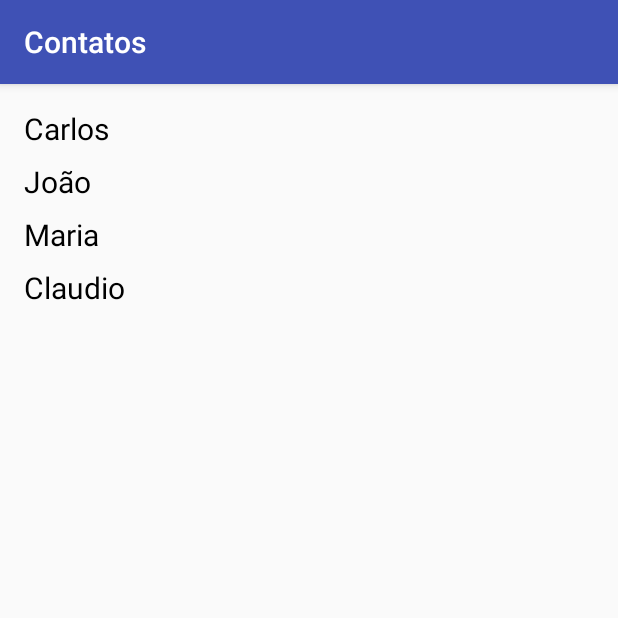
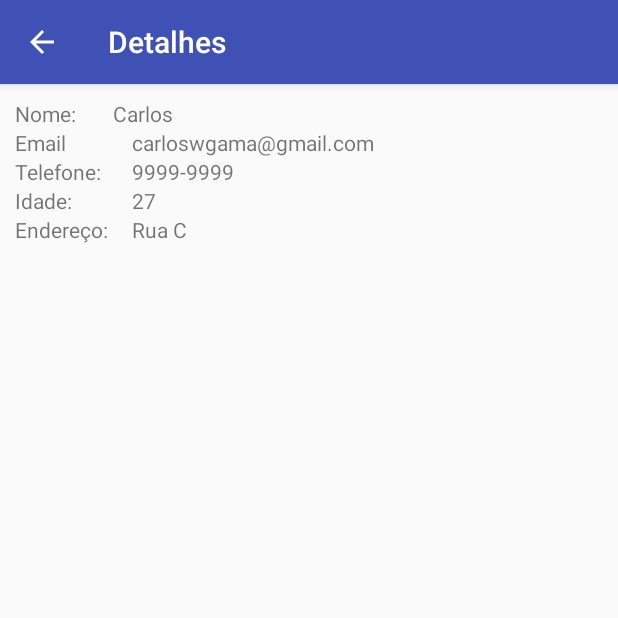
Before and after one commit to CarlosWGama/android-intents, an Android app: the screen it shows after launch (MainActivity before the commit, DetalhesActivity after it), after a tap on "Carlos", on a phone screen of 412 x 824 dp, the top half of it. Run offline under Robolectric (Android 15) with nearby library versions, the phone set to English and light mode, and no system bars.

```diff
--- a/app/src/main/java/br/com/carloswgama/intents/DetalhesActivity.java
+++ b/app/src/main/java/br/com/carloswgama/intents/DetalhesActivity.java
@@ -1,5 +1,6 @@
 package br.com.carloswgama.intents;
 
+import android.content.Intent;
 import android.support.v7.app.AppCompatActivity;
 import android.os.Bundle;
 import android.widget.TextView;
@@ -16,8 +17,9 @@ public class DetalhesActivity extends AppCompatActivity {
         super.onCreate(savedInstanceState);
         setContentView(R.layout.activity_detalhes);
 
+        Intent intent = getIntent();
         //ID usado para popular
-        int id = 1;
+        int id = intent.getIntExtra("id", 0);
         Contato contato = dao.buscar(id);
 
         //Nome
--- a/app/src/main/java/br/com/carloswgama/intents/util/ContatosAdapter.java
+++ b/app/src/main/java/br/com/carloswgama/intents/util/ContatosAdapter.java
@@ -1,5 +1,6 @@
 package br.com.carloswgama.intents.util;
 
+import android.content.Intent;
 import android.support.annotation.NonNull;
 import android.support.v7.widget.RecyclerView;
 import android.view.LayoutInflater;
@@ -9,6 +10,7 @@ import android.widget.TextView;
 
 import java.util.ArrayList;
 
+import br.com.carloswgama.intents.DetalhesActivity;
 import br.com.carloswgama.intents.R;
 import br.com.carloswgama.intents.model.Contato;
 
@@ -18,13 +20,15 @@ public class ContatosAdapter extends RecyclerView.Adapter {
 
         private TextView nome;
 
-        public ContatoViewHolder(View itemView) {
+        public ContatoViewHolder(final View itemView) {
             super(itemView);
             nome = itemView.findViewById(R.id.rv_tv_nome);
             itemView.setOnClickListener(new View.OnClickListener() {
                 @Override
                 public void onClick(View v) {
-                    //Ação do Clique
+                    Intent intent = new Intent(itemView.getContext(), DetalhesActivity.class);
+                    intent.putExtra("id", contatos.get(getAdapterPosition()).getId());
+                    itemView.getContext().startActivity(intent);
                 }
             });
         }
--- a/app/src/main/res/layout/activity_detalhes.xml
+++ b/app/src/main/res/layout/activity_detalhes.xml
@@ -5,6 +5,7 @@
     android:layout_width="match_parent"
     android:layout_height="match_parent"
     android:orientation="vertical"
+    android:padding="10dp"
     tools:context=".DetalhesActivity">
 
     <LinearLayout
```
